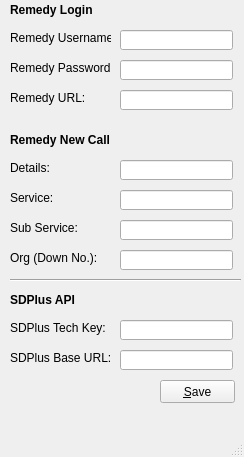
This is Settings.ui in MrSimonC/Remedy-Call-Logging as Qt 5 draws it before an edit. The edited form follows.
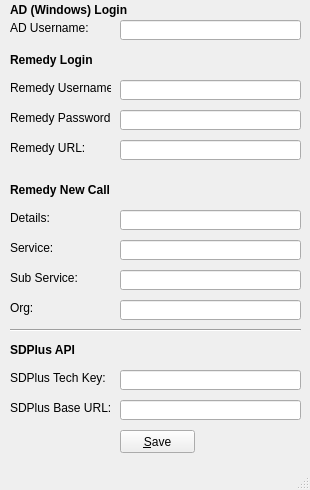
This is the edited form.

Diff of the .ui file:
```diff
--- a/Settings.ui
+++ b/Settings.ui
@@ -6,8 +6,8 @@
    <rect>
     <x>0</x>
     <y>0</y>
-    <width>244</width>
-    <height>457</height>
+    <width>310</width>
+    <height>490</height>
    </rect>
   </property>
   <property name="windowTitle">
@@ -18,8 +18,8 @@
     <property name="geometry">
      <rect>
       <x>120</x>
-      <y>30</y>
-      <width>113</width>
+      <y>80</y>
+      <width>181</width>
       <height>20</height>
      </rect>
     </property>
@@ -28,7 +28,7 @@
     <property name="geometry">
      <rect>
       <x>10</x>
-      <y>30</y>
+      <y>80</y>
       <width>101</width>
       <height>16</height>
      </rect>
@@ -41,8 +41,8 @@
     <property name="geometry">
      <rect>
       <x>120</x>
-      <y>60</y>
-      <width>113</width>
+      <y>110</y>
+      <width>181</width>
       <height>20</height>
      </rect>
     </property>
@@ -54,7 +54,7 @@
     <property name="geometry">
      <rect>
       <x>10</x>
-      <y>60</y>
+      <y>110</y>
       <width>101</width>
       <height>16</height>
      </rect>
@@ -66,8 +66,8 @@
    <widget class="QPushButton" name="save">
     <property name="geometry">
      <rect>
-      <x>160</x>
-      <y>380</y>
+      <x>120</x>
+      <y>430</y>
       <width>75</width>
       <height>23</height>
      </rect>
@@ -83,8 +83,8 @@
     <property name="geometry">
      <rect>
       <x>120</x>
-      <y>320</y>
-      <width>113</width>
+      <y>370</y>
+      <width>181</width>
       <height>20</height>
      </rect>
     </property>
@@ -96,7 +96,7 @@
     <property name="geometry">
      <rect>
       <x>10</x>
-      <y>320</y>
+      <y>370</y>
       <width>101</width>
       <height>16</height>
      </rect>
@@ -109,8 +109,8 @@
     <property name="geometry">
      <rect>
       <x>10</x>
-      <y>270</y>
-      <width>231</width>
+      <y>320</y>
+      <width>291</width>
       <height>20</height>
      </rect>
     </property>
@@ -122,7 +122,7 @@
     <property name="geometry">
      <rect>
       <x>10</x>
-      <y>90</y>
+      <y>140</y>
       <width>101</width>
       <height>16</height>
      </rect>
@@ -135,8 +135,8 @@
     <property name="geometry">
      <rect>
       <x>120</x>
-      <y>90</y>
-      <width>113</width>
+      <y>140</y>
+      <width>181</width>
       <height>20</height>
      </rect>
     </property>
@@ -148,7 +148,7 @@
     <property name="geometry">
      <rect>
       <x>10</x>
-      <y>350</y>
+      <y>400</y>
       <width>111</width>
       <height>16</height>
      </rect>
@@ -161,8 +161,8 @@
     <property name="geometry">
      <rect>
       <x>120</x>
-      <y>350</y>
-      <width>113</width>
+      <y>400</y>
+      <width>181</width>
       <height>20</height>
      </rect>
     </property>
@@ -174,8 +174,8 @@
     <property name="geometry">
      <rect>
       <x>120</x>
-      <y>190</y>
-      <width>113</width>
+      <y>240</y>
+      <width>181</width>
       <height>20</height>
      </rect>
     </property>
@@ -187,7 +187,7 @@
     <property name="geometry">
      <rect>
       <x>10</x>
-      <y>160</y>
+      <y>210</y>
       <width>101</width>
       <height>16</height>
      </rect>
@@ -200,8 +200,8 @@
     <property name="geometry">
      <rect>
       <x>120</x>
-      <y>160</y>
-      <width>113</width>
+      <y>210</y>
+      <width>181</width>
       <height>20</height>
      </rect>
     </property>
@@ -213,7 +213,7 @@
     <property name="geometry">
      <rect>
       <x>10</x>
-      <y>190</y>
+      <y>240</y>
       <width>111</width>
       <height>16</height>
      </rect>
@@ -226,21 +226,21 @@
     <property name="geometry">
      <rect>
       <x>10</x>
-      <y>250</y>
+      <y>300</y>
       <width>111</width>
       <height>16</height>
      </rect>
     </property>
     <property name="text">
-     <string>Org (Down No.):</string>
+     <string>Org:</string>
     </property>
    </widget>
    <widget class="QLineEdit" name="remedy_new_call_sub_service">
     <property name="geometry">
      <rect>
       <x>120</x>
-      <y>220</y>
-      <width>113</width>
+      <y>270</y>
+      <width>181</width>
       <height>20</height>
      </rect>
     </property>
@@ -252,7 +252,7 @@
     <property name="geometry">
      <rect>
       <x>10</x>
-      <y>220</y>
+      <y>270</y>
       <width>101</width>
       <height>16</height>
      </rect>
@@ -265,8 +265,8 @@
     <property name="geometry">
      <rect>
       <x>120</x>
-      <y>250</y>
-      <width>113</width>
+      <y>300</y>
+      <width>181</width>
       <height>20</height>
      </rect>
     </property>
@@ -278,7 +278,7 @@
     <property name="geometry">
      <rect>
       <x>10</x>
-      <y>130</y>
+      <y>180</y>
       <width>131</width>
       <height>20</height>
      </rect>
@@ -297,7 +297,7 @@
     <property name="geometry">
      <rect>
       <x>10</x>
-      <y>0</y>
+      <y>50</y>
       <width>131</width>
       <height>20</height>
      </rect>
@@ -316,7 +316,7 @@
     <property name="geometry">
      <rect>
       <x>10</x>
-      <y>290</y>
+      <y>340</y>
       <width>131</width>
       <height>20</height>
      </rect>
@@ -331,6 +331,51 @@
      <string>SDPlus API</string>
     </property>
    </widget>
+   <widget class="QLabel" name="label_13">
+    <property name="geometry">
+     <rect>
+      <x>10</x>
+      <y>0</y>
+      <width>131</width>
+      <height>20</height>
+     </rect>
+    </property>
+    <property name="font">
+     <font>
+      <weight>75</weight>
+      <bold>true</bold>
+     </font>
+    </property>
+    <property name="text">
+     <string>AD (Windows) Login</string>
+    </property>
+   </widget>
+   <widget class="QLineEdit" name="ad_username">
+    <property name="geometry">
+     <rect>
+      <x>120</x>
+      <y>20</y>
+      <width>181</width>
+      <height>20</height>
+     </rect>
+    </property>
+    <property name="text">
+     <string/>
+    </property>
+   </widget>
+   <widget class="QLabel" name="label_14">
+    <property name="geometry">
+     <rect>
+      <x>10</x>
+      <y>20</y>
+      <width>101</width>
+      <height>16</height>
+     </rect>
+    </property>
+    <property name="text">
+     <string>AD Username:</string>
+    </property>
+   </widget>
   </widget>
   <widget class="QMenuBar" name="menubar">
    <property name="geometry">
```
Left out of the diff: 8 changed lines with no effect on the pictures.
